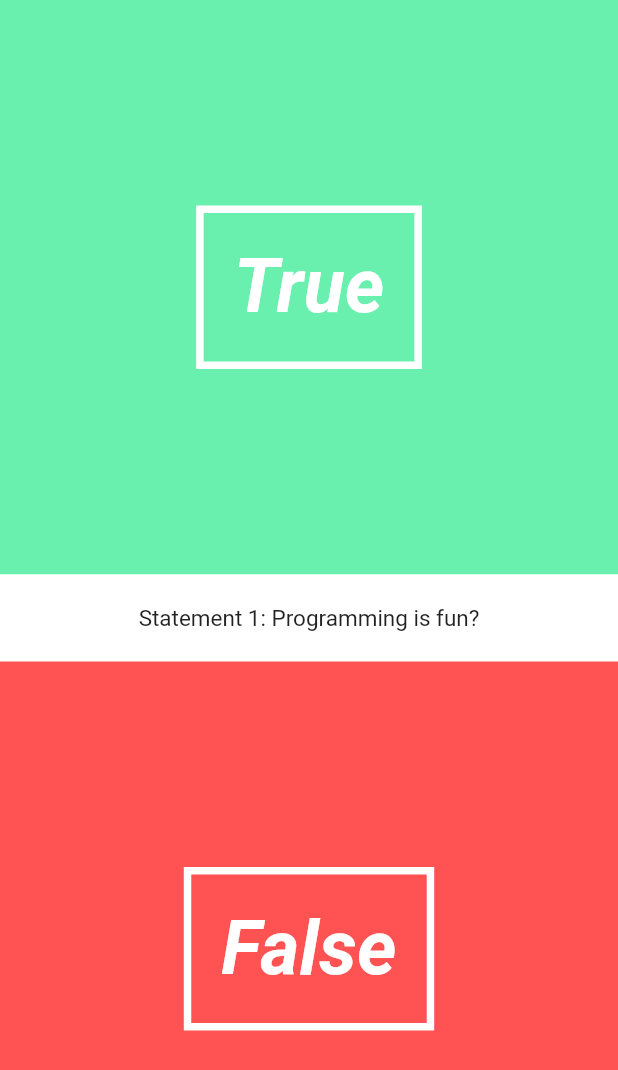
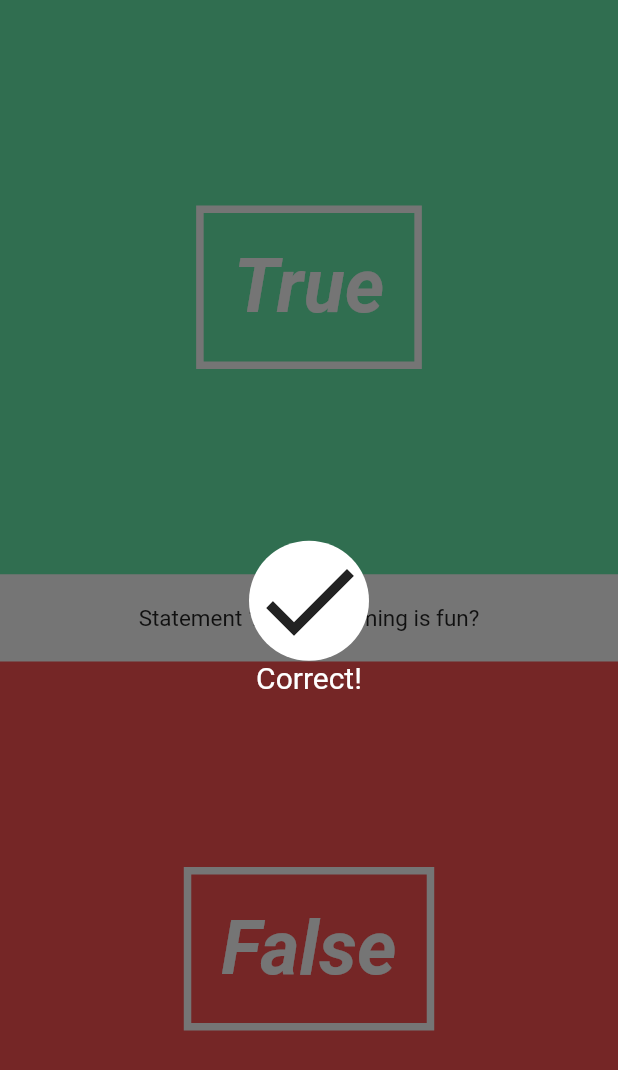
Before and after one commit to tclu82/quiz, a Flutter app: the screen it shows after launch, on a phone screen of 412 x 824 dp. Shown: the top 1070 px of the screen. Run offline on Flutter 3.47's test engine with Material 2 defaults, Android fonts, the phone set to English and light mode, and no system bars.

Commit message:
Update CorrectWrongOverlay(bool) for quiz_page call

```diff
--- /dev/null
+++ b/lib/view/correct_wrong_overlay.dart
@@ -0,0 +1,42 @@
+import 'package:flutter/material.dart';
+
+class CorrectWrongOverlay extends StatefulWidget {
+
+  final bool _isCorrect;
+
+  CorrectWrongOverlay(this._isCorrect);
+
+  @override
+    State<StatefulWidget> createState() {
+      return new CorrectWrongOverlayState();
+    }
+}
+
+class CorrectWrongOverlayState extends State<CorrectWrongOverlay> {
+  @override
+    Widget build(BuildContext context) {
+
+      return new Material(
+        color: Colors.black54,
+        child: new InkWell(
+          onTap: () => print("You tap the overlay"),
+          child: new Column(
+
+            mainAxisAlignment: MainAxisAlignment.center,
+
+            children: <Widget>[
+              new Container(
+                // Box arond "Icons.done"
+                decoration: new BoxDecoration(color: Colors.white, shape: BoxShape.circle),
+
+                child: new Icon(widget._isCorrect ? Icons.done : Icons.clear, size: 80.0,),
+              ),
+              new Text(widget._isCorrect ? "Correct!" : "Wrong!", style: new TextStyle(fontSize: 20.0, color: Colors.white),)
+            ],
+          ),
+        ),
+      );
+
+
+    }
+}
--- a/lib/view/quiz_page.dart
+++ b/lib/view/quiz_page.dart
@@ -3,6 +3,7 @@ import '../model/question.dart';
 import '../model/quiz.dart';
 import './answer_button.dart';
 import './question_text.dart';
+import './correct_wrong_overlay.dart';
 
 class QuizPage extends StatefulWidget {
   @override
@@ -15,6 +16,9 @@ class QuizPageState extends State<QuizPage> {
   @override
   Widget build(BuildContext context) {
     return new Stack(
+
+      fit: StackFit.expand,
+
       children: <Widget>[
         new Column(
           children: <Widget>[
@@ -24,7 +28,8 @@ class QuizPageState extends State<QuizPage> {
             // Callback function style 2
             new AnswerButton(false, () { print("Booooooooo!!"); })
           ],
-        )
+        ),
+        new CorrectWrongOverlay(true),
       ],
     );
   }
```
